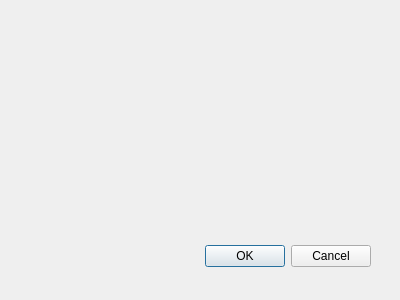
Before: the Qt Designer form time-tracker/AddIssueDialog.ui in its-saeed/retracker, drawn with Qt 5.
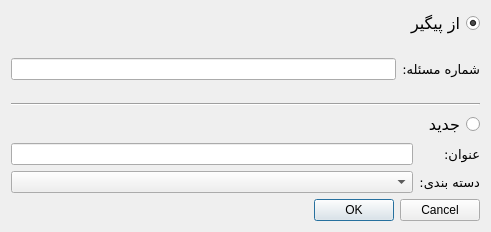
After: the same form once the commit is applied.

```diff
--- a/time-tracker/AddIssueDialog.ui
+++ b/time-tracker/AddIssueDialog.ui
@@ -8,29 +8,127 @@
    <rect>
     <x>0</x>
     <y>0</y>
-    <width>400</width>
-    <height>300</height>
+    <width>491</width>
+    <height>232</height>
    </rect>
   </property>
   <property name="windowTitle">
    <string>Dialog</string>
   </property>
-  <widget class="QDialogButtonBox" name="buttonBox">
-   <property name="geometry">
-    <rect>
-     <x>30</x>
-     <y>240</y>
-     <width>341</width>
-     <height>32</height>
-    </rect>
-   </property>
-   <property name="orientation">
-    <enum>Qt::Horizontal</enum>
-   </property>
-   <property name="standardButtons">
-    <set>QDialogButtonBox::Cancel|QDialogButtonBox::Ok</set>
-   </property>
-  </widget>
+  <layout class="QVBoxLayout" name="verticalLayout">
+   <item>
+    <widget class="QRadioButton" name="rdb_load_from_redmine">
+     <property name="font">
+      <font>
+       <family>B Yekan</family>
+       <pointsize>12</pointsize>
+       <weight>50</weight>
+       <bold>false</bold>
+      </font>
+     </property>
+     <property name="layoutDirection">
+      <enum>Qt::RightToLeft</enum>
+     </property>
+     <property name="text">
+      <string>از پیگیر</string>
+     </property>
+     <property name="checked">
+      <bool>true</bool>
+     </property>
+    </widget>
+   </item>
+   <item>
+    <layout class="QHBoxLayout" name="horizontalLayout">
+     <item>
+      <widget class="QLineEdit" name="led_issue_id"/>
+     </item>
+     <item>
+      <widget class="QLabel" name="label">
+       <property name="font">
+        <font>
+         <family>B Yekan</family>
+         <pointsize>10</pointsize>
+        </font>
+       </property>
+       <property name="text">
+        <string>شماره مسئله:</string>
+       </property>
+      </widget>
+     </item>
+    </layout>
+   </item>
+   <item>
+    <widget class="Line" name="line">
+     <property name="orientation">
+      <enum>Qt::Horizontal</enum>
+     </property>
+    </widget>
+   </item>
+   <item>
+    <widget class="QRadioButton" name="rdb_new_issue">
+     <property name="font">
+      <font>
+       <family>B Yekan</family>
+       <pointsize>12</pointsize>
+       <weight>50</weight>
+       <bold>false</bold>
+      </font>
+     </property>
+     <property name="layoutDirection">
+      <enum>Qt::RightToLeft</enum>
+     </property>
+     <property name="text">
+      <string>جدید</string>
+     </property>
+    </widget>
+   </item>
+   <item>
+    <layout class="QGridLayout" name="gridLayout">
+     <item row="0" column="0">
+      <widget class="QLineEdit" name="led_subject"/>
+     </item>
+     <item row="0" column="1">
+      <widget class="QLabel" name="label_2">
+       <property name="font">
+        <font>
+         <family>B Yekan</family>
+         <pointsize>10</pointsize>
+        </font>
+       </property>
+       <property name="text">
+        <string>عنوان:</string>
+       </property>
+      </widget>
+     </item>
+     <item row="1" column="0">
+      <widget class="QComboBox" name="cmb_category"/>
+     </item>
+     <item row="1" column="1">
+      <widget class="QLabel" name="label_3">
+       <property name="font">
+        <font>
+         <family>B Yekan</family>
+         <pointsize>10</pointsize>
+        </font>
+       </property>
+       <property name="text">
+        <string>دسته بندی:</string>
+       </property>
+      </widget>
+     </item>
+    </layout>
+   </item>
+   <item>
+    <widget class="QDialogButtonBox" name="buttonBox">
+     <property name="orientation">
+      <enum>Qt::Horizontal</enum>
+     </property>
+     <property name="standardButtons">
+      <set>QDialogButtonBox::Cancel|QDialogButtonBox::Ok</set>
+     </property>
+    </widget>
+   </item>
+  </layout>
  </widget>
  <pixmapfunction/>
  <resources/>
```
Left out of the diff: 12 changed lines with no effect on the pictures.
